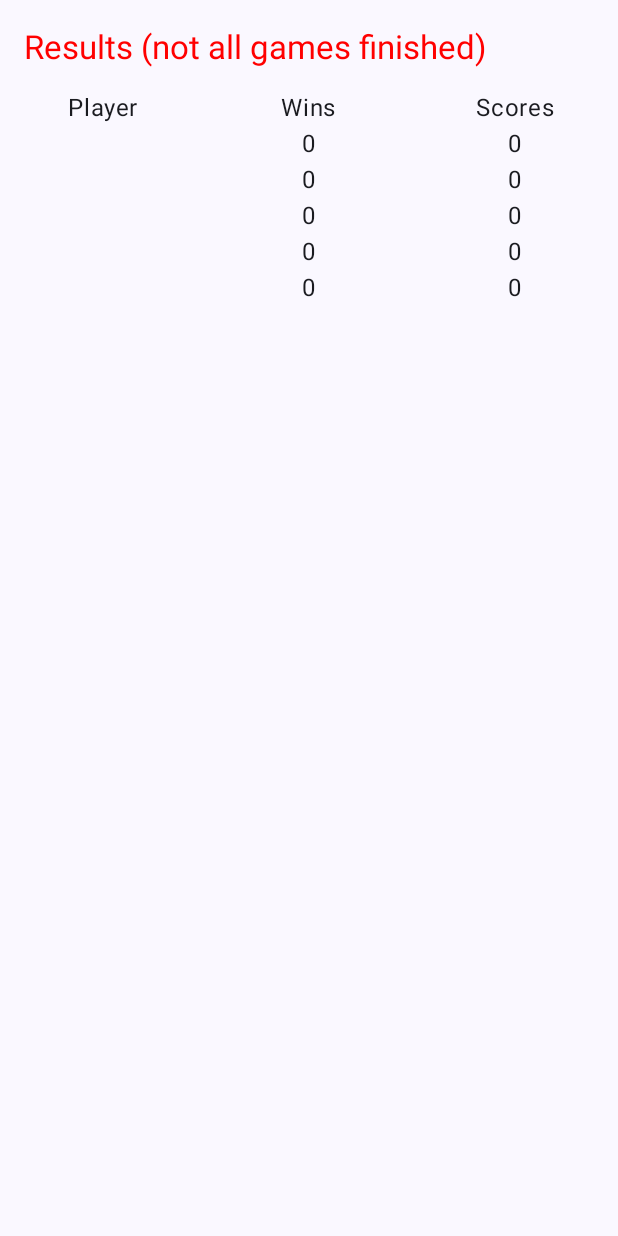
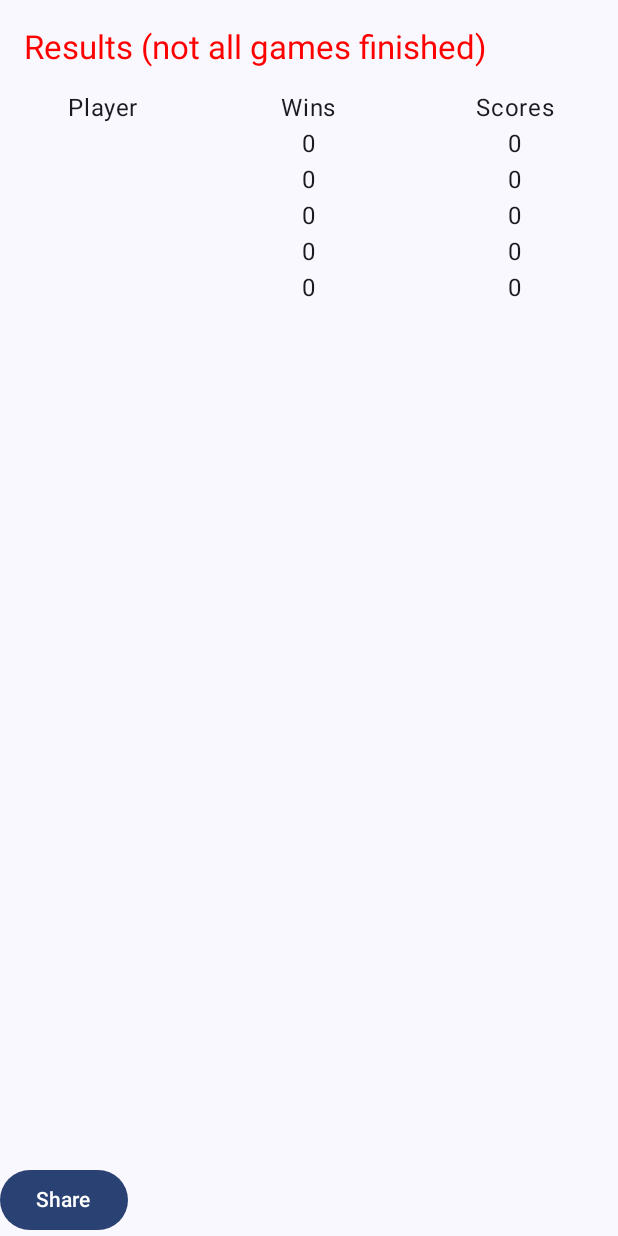
Before and after one commit to iluxakom/BeachVoleyTour, an Android app built with Jetpack Compose: the ResultsScreen screen opened through its navigation route, on a phone screen of 412 x 824 dp. Run offline under Robolectric (Android 15) with nearby library versions, the phone set to English and light mode, and no system bars.

Commit message:
share WIP

```diff
--- a/app/src/main/java/com/iluxa/beachvoleytour/MainActivity.kt
+++ b/app/src/main/java/com/iluxa/beachvoleytour/MainActivity.kt
@@ -1,11 +1,14 @@
 package com.iluxa.beachvoleytour
 
 import android.content.Context
+import android.content.Intent
 import android.content.SharedPreferences
 import android.os.Build
 import android.os.Bundle
 import androidx.activity.ComponentActivity
+import androidx.activity.compose.rememberLauncherForActivityResult
 import androidx.activity.compose.setContent
+import androidx.activity.result.contract.ActivityResultContracts
 import androidx.annotation.RequiresApi
 import androidx.compose.foundation.layout.Arrangement
 import androidx.compose.foundation.layout.Box
@@ -35,6 +38,7 @@ import androidx.compose.runtime.snapshots.SnapshotStateList
 import androidx.compose.ui.Alignment
 import androidx.compose.ui.Modifier
 import androidx.compose.ui.graphics.Color
+import androidx.compose.ui.platform.LocalContext
 import androidx.compose.ui.text.input.KeyboardType
 import androidx.compose.ui.text.style.TextOverflow
 import androidx.compose.ui.unit.dp
@@ -436,6 +440,35 @@ fun ResultsScreen(vm: GameViewModel, result: List<Triple<String, Int, Int>>) {
                     }
                 }
             }
+        },
+        bottomBar = {
+            @Composable
+            fun ShareButton() {
+                val shareIntent =
+                    Intent(Intent.ACTION_SEND).apply {
+                        type = "text/plain"
+                        putExtra(Intent.EXTRA_TEXT,
+                            result.joinToString(separator = "\n") { "${it.first}:  wins: ${it.second} score: ${it.third}" })
+                    }
+                val launcher = rememberLauncherForActivityResult(
+                    contract = ActivityResultContracts.StartActivityForResult()
+                ) { }
+
+                Button(onClick = {
+                    val chooser = Intent.createChooser(shareIntent, "Share with...")
+                    launcher.launch(chooser)
+                }) {
+                    Column {
+                        Text("Share")
+                    }
+                }
+            }
+            Row(
+                modifier = Modifier
+                    .fillMaxWidth(),
+            ) {
+                ShareButton()
+            }
         }
     )
 }
```
